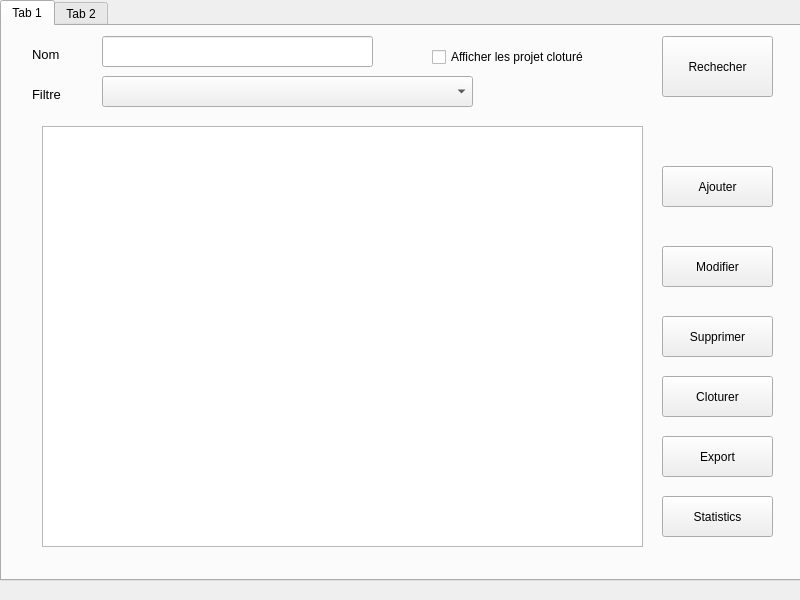
Qt form mainwindow.ui (ProjetCPP-S2-2A15/projetcpp2a15-vaccicare) before a commit.
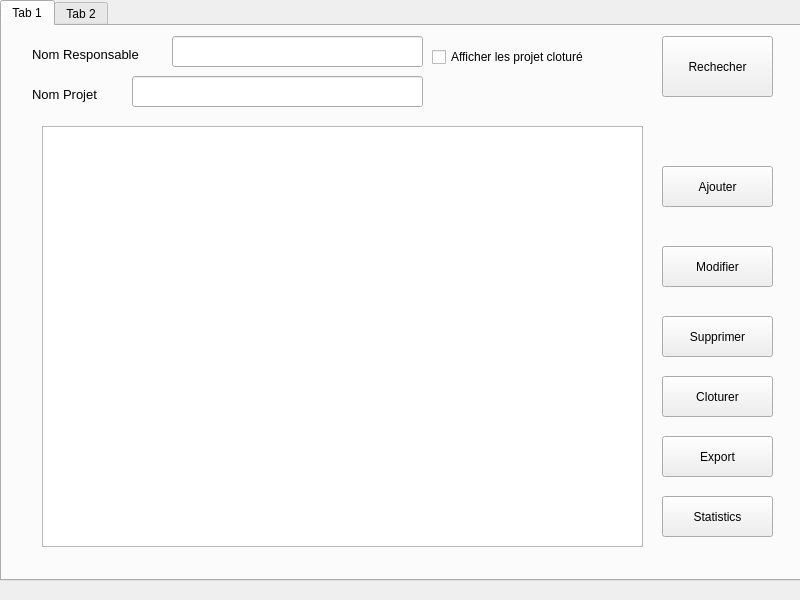
The same form after that commit.

Diff of the .ui file:
```diff
--- a/mainwindow.ui
+++ b/mainwindow.ui
@@ -33,19 +33,9 @@
      <widget class="QLineEdit" name="lineEditNom">
       <property name="geometry">
        <rect>
-        <x>100</x>
+        <x>170</x>
         <y>10</y>
-        <width>271</width>
-        <height>31</height>
-       </rect>
-      </property>
-     </widget>
-     <widget class="QComboBox" name="comboBox">
-      <property name="geometry">
-       <rect>
-        <x>100</x>
-        <y>50</y>
-        <width>371</width>
+        <width>251</width>
         <height>31</height>
        </rect>
       </property>
@@ -120,7 +110,7 @@
        <rect>
         <x>30</x>
         <y>20</y>
-        <width>91</width>
+        <width>161</width>
         <height>16</height>
        </rect>
       </property>
@@ -130,25 +120,7 @@
        </font>
       </property>
       <property name="text">
-       <string>Nom</string>
-      </property>
-     </widget>
-     <widget class="QLabel" name="label_2">
-      <property name="geometry">
-       <rect>
-        <x>30</x>
-        <y>60</y>
-        <width>91</width>
-        <height>16</height>
-       </rect>
-      </property>
-      <property name="font">
-       <font>
-        <pointsize>10</pointsize>
-       </font>
-      </property>
-      <property name="text">
-       <string>Filtre</string>
+       <string>Nom Responsable</string>
       </property>
      </widget>
      <widget class="QPushButton" name="ButtonCloturer">
@@ -200,6 +172,34 @@
        <string>Statistics</string>
       </property>
      </widget>
+     <widget class="QLineEdit" name="LineEditNomProjet">
+      <property name="geometry">
+       <rect>
+        <x>130</x>
+        <y>50</y>
+        <width>291</width>
+        <height>31</height>
+       </rect>
+      </property>
+     </widget>
+     <widget class="QLabel" name="label_2">
+      <property name="geometry">
+       <rect>
+        <x>30</x>
+        <y>60</y>
+        <width>91</width>
+        <height>16</height>
+       </rect>
+      </property>
+      <property name="font">
+       <font>
+        <pointsize>10</pointsize>
+       </font>
+      </property>
+      <property name="text">
+       <string>Nom Projet</string>
+      </property>
+     </widget>
     </widget>
     <widget class="QWidget" name="tab_2">
      <attribute name="title">
```
